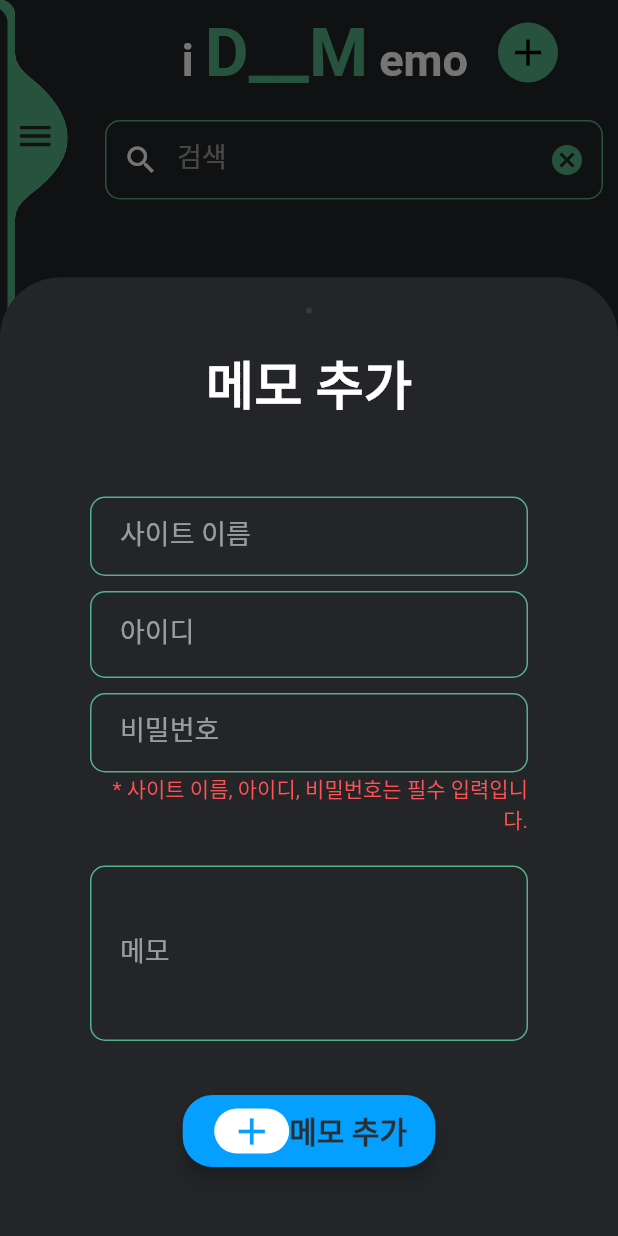
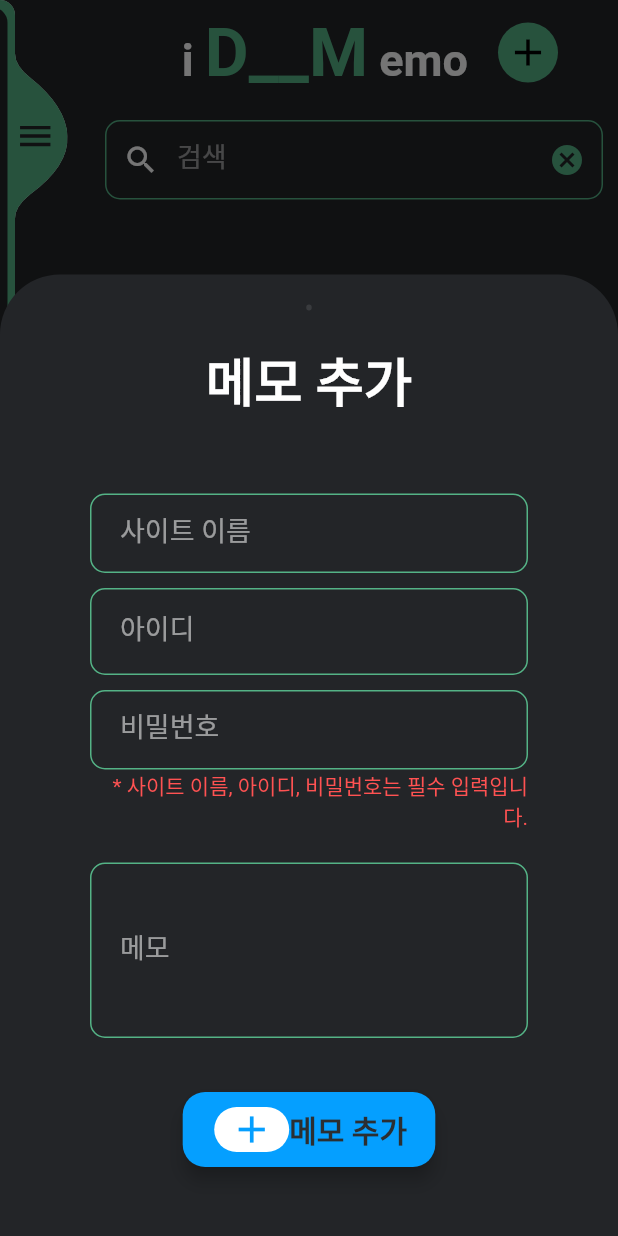
Before and after one commit to cyb9701/flutter-practice, a Flutter app: the screen it shows once a user with an empty profile is signed in, after a tap on the "add" icon, on a phone screen of 412 x 824 dp. Run offline on Flutter 3.47's test engine with Material 2 defaults, Android fonts, the phone set to English and light mode, and no system bars; our stand-ins replace cloud_firestore, firebase_auth, flutter_slidable, hive, rflutter_alert, rxdart; missing offline and left inert: firebase_admob, flutter_string_encryption; accounts and stored records are empty; statements that could not run were skipped.

Commit message:
- Updated Btn Layout

```diff
--- a/lib/components/round_btn_frame.dart
+++ b/lib/components/round_btn_frame.dart
@@ -21,11 +21,11 @@ class RoundBtnFrame extends StatelessWidget {
       child: Material(
         elevation: 5.0,
         color: color,
-        borderRadius: BorderRadius.circular(kRadiusValue20),
+        borderRadius: BorderRadius.circular(kRadiusValue15),
         child: MaterialButton(
           onPressed: onPressed,
           minWidth: 200.0,
-          height: 42.0,
+          height: 50.0,
           child: Container(
             padding: EdgeInsets.symmetric(horizontal: 5.0),
             child: Row(
--- a/lib/constants/constants.dart
+++ b/lib/constants/constants.dart
@@ -20,6 +20,7 @@ const kColorNetflix = '0xFFa12423';
 const kDuration = Duration(milliseconds: 500);
 
 const double kRadiusValue10 = 10.0;
+const double kRadiusValue15 = 15.0;
 const double kRadiusValue20 = 20.0;
 const double kRadiusValue40 = 40.0;
 
```
